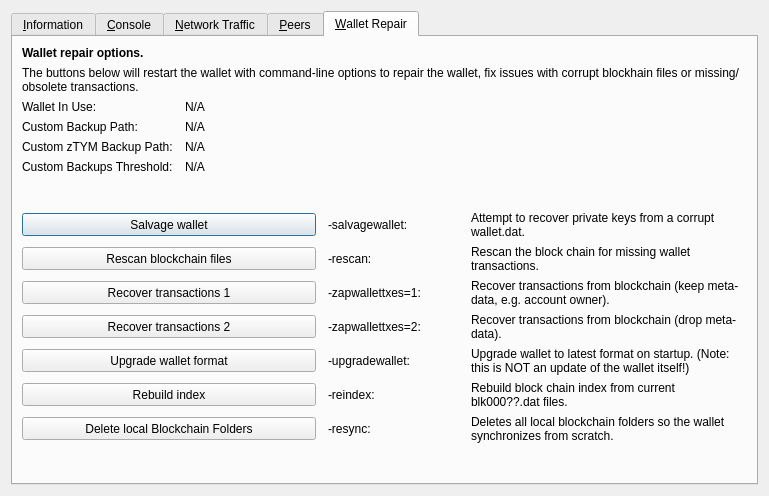
The window that src/qt/forms/rpcconsole.ui (timelockcoin/tym) describes before a commit, drawn with Qt 5.
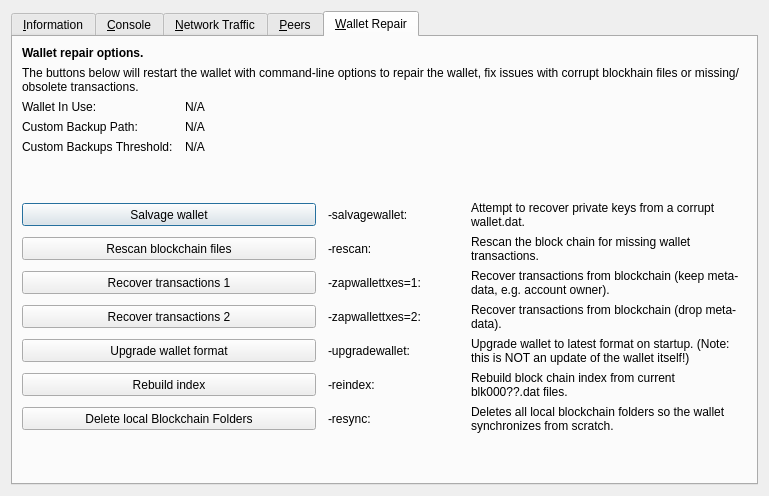
The same window after the commit. The open tabs and pages were chosen to show the change. Icons and pictures are not drawn. Custom widgets are drawn as their Qt base class.

Patch:
```diff
--- a/src/qt/forms/rpcconsole.ui
+++ b/src/qt/forms/rpcconsole.ui
@@ -1328,35 +1328,6 @@
         </widget>
        </item>
        <item row="4" column="0">
-        <widget class="QLabel" name="wallet_customzpivbackuppath_label">
-         <property name="visible">
-          <bool>false</bool>
-         </property>
-         <property name="text">
-          <string>Custom zTYM Backup Path:</string>
-         </property>
-        </widget>
-       </item>
-       <item row="4" column="1" colspan="3">
-        <widget class="QLabel" name="wallet_customzpivbackuppath">
-         <property name="cursor">
-          <cursorShape>IBeamCursor</cursorShape>
-         </property>
-         <property name="visible">
-          <bool>false</bool>
-         </property>
-         <property name="text">
-          <string>N/A</string>
-         </property>
-         <property name="textFormat">
-          <enum>Qt::PlainText</enum>
-         </property>
-         <property name="textInteractionFlags">
-          <set>Qt::LinksAccessibleByMouse|Qt::TextSelectableByKeyboard|Qt::TextSelectableByMouse</set>
-         </property>
-        </widget>
-       </item>
-       <item row="5" column="0">
         <widget class="QLabel" name="wallet_custombackupthreshold_label">
          <property name="visible">
           <bool>false</bool>
@@ -1366,7 +1337,7 @@
          </property>
         </widget>
        </item>
-       <item row="5" column="1" colspan="3">
+       <item row="4" column="1" colspan="3">
         <widget class="QLabel" name="wallet_custombackupthreshold">
          <property name="cursor">
           <cursorShape>IBeamCursor</cursorShape>
@@ -1385,7 +1356,7 @@
          </property>
         </widget>
        </item>
-       <item row="6" column="0">
+       <item row="5" column="0">
         <spacer name="verticalSpacer_repair1">
          <property name="orientation">
           <enum>Qt::Vertical</enum>
@@ -1398,7 +1369,7 @@
          </property>
         </spacer>
        </item>
-       <item row="7" column="0" colspan="2">
+       <item row="6" column="0" colspan="2">
         <widget class="QPushButton" name="btn_salvagewallet">
          <property name="minimumSize">
           <size>
@@ -1411,14 +1382,14 @@
          </property>
         </widget>
        </item>
-       <item row="7" column="2">
+       <item row="6" column="2">
         <widget class="QLabel" name="label_repair_salvage_command">
          <property name="text">
           <string notr="true">-salvagewallet:</string>
          </property>
         </widget>
        </item>
-       <item row="7" column="3">
+       <item row="6" column="3">
         <widget class="QLabel" name="label_repair_salvage">
          <property name="text">
           <string>Attempt to recover private keys from a corrupt wallet.dat.</string>
@@ -1428,7 +1399,7 @@
          </property>
         </widget>
        </item>
-       <item row="8" column="0" colspan="2">
+       <item row="7" column="0" colspan="2">
         <widget class="QPushButton" name="btn_rescan">
          <property name="minimumSize">
           <size>
@@ -1441,14 +1412,14 @@
          </property>
         </widget>
        </item>
-       <item row="8" column="2">
+       <item row="7" column="2">
         <widget class="QLabel" name="label_repair_rescan_command">
          <property name="text">
           <string notr="true">-rescan:</string>
          </property>
         </widget>
        </item>
-       <item row="8" column="3">
+       <item row="7" column="3">
         <widget class="QLabel" name="label_repair_rescan">
          <property name="text">
           <string>Rescan the block chain for missing wallet transactions.</string>
@@ -1458,7 +1429,7 @@
          </property>
         </widget>
        </item>
-       <item row="9" column="0" colspan="2">
+       <item row="8" column="0" colspan="2">
         <widget class="QPushButton" name="btn_zapwallettxes1">
          <property name="minimumSize">
           <size>
@@ -1471,14 +1442,14 @@
          </property>
         </widget>
        </item>
-       <item row="9" column="2">
+       <item row="8" column="2">
         <widget class="QLabel" name="label_repair_zap1_command">
          <property name="text">
           <string notr="true">-zapwallettxes=1:</string>
          </property>
         </widget>
        </item>
-       <item row="9" column="3">
+       <item row="8" column="3">
         <widget class="QLabel" name="label_repair_zap1">
          <property name="text">
           <string>Recover transactions from blockchain (keep meta-data, e.g. account owner).</string>
@@ -1488,7 +1459,7 @@
          </property>
         </widget>
        </item>
-       <item row="10" column="0" colspan="2">
+       <item row="9" column="0" colspan="2">
         <widget class="QPushButton" name="btn_zapwallettxes2">
          <property name="minimumSize">
           <size>
@@ -1501,14 +1472,14 @@
          </property>
         </widget>
        </item>
-       <item row="10" column="2">
+       <item row="9" column="2">
         <widget class="QLabel" name="label_repair_zap2_command">
          <property name="text">
           <string notr="true">-zapwallettxes=2:</string>
          </property>
         </widget>
        </item>
-       <item row="10" column="3">
+       <item row="9" column="3">
         <widget class="QLabel" name="label_repair_zap2">
          <property name="text">
           <string>Recover transactions from blockchain (drop meta-data).</string>
@@ -1518,7 +1489,7 @@
          </property>
         </widget>
        </item>
-       <item row="11" column="0" colspan="2">
+       <item row="10" column="0" colspan="2">
         <widget class="QPushButton" name="btn_upgradewallet">
          <property name="minimumSize">
           <size>
@@ -1531,14 +1502,14 @@
          </property>
         </widget>
        </item>
-       <item row="11" column="2">
+       <item row="10" column="2">
         <widget class="QLabel" name="label_repair_upgrade_command">
          <property name="text">
           <string notr="true">-upgradewallet:</string>
          </property>
         </widget>
        </item>
-       <item row="11" column="3">
+       <item row="10" column="3">
         <widget class="QLabel" name="label_repair_upgrade">
          <property name="text">
           <string>Upgrade wallet to latest format on startup. (Note: this is NOT an update of the wallet itself!)</string>
@@ -1548,7 +1519,7 @@
          </property>
         </widget>
        </item>
-       <item row="12" column="0" colspan="2">
+       <item row="11" column="0" colspan="2">
         <widget class="QPushButton" name="btn_reindex">
          <property name="minimumSize">
           <size>
@@ -1561,14 +1532,14 @@
          </property>
         </widget>
        </item>
-       <item row="12" column="2">
+       <item row="11" column="2">
         <widget class="QLabel" name="label_repair_reindex_command">
          <property name="text">
           <string notr="true">-reindex:</string>
          </property>
         </widget>
        </item>
-       <item row="12" column="3">
+       <item row="11" column="3">
         <widget class="QLabel" name="label_repair_reindex">
          <property name="text">
           <string>Rebuild block chain index from current blk000??.dat files.</string>
@@ -1578,7 +1549,7 @@
          </property>
         </widget>
        </item>
-       <item row="13" column="0" colspan="2">
+       <item row="12" column="0" colspan="2">
         <widget class="QPushButton" name="btn_resync">
          <property name="minimumSize">
           <size>
@@ -1591,14 +1562,14 @@
          </property>
         </widget>
        </item>
-       <item row="13" column="2">
+       <item row="12" column="2">
         <widget class="QLabel" name="label_repair_resync_command">
          <property name="text">
           <string>-resync:</string>
          </property>
         </widget>
        </item>
-       <item row="13" column="3">
+       <item row="12" column="3">
         <widget class="QLabel" name="label_repair_resync">
          <property name="text">
           <string>Deletes all local blockchain folders so the wallet synchronizes from scratch.</string>
@@ -1608,7 +1579,7 @@
          </property>
         </widget>
        </item>
-       <item row="14" column="0">
+       <item row="13" column="0">
         <spacer name="verticalSpacer_repair2">
          <property name="orientation">
           <enum>Qt::Vertical</enum>
```
